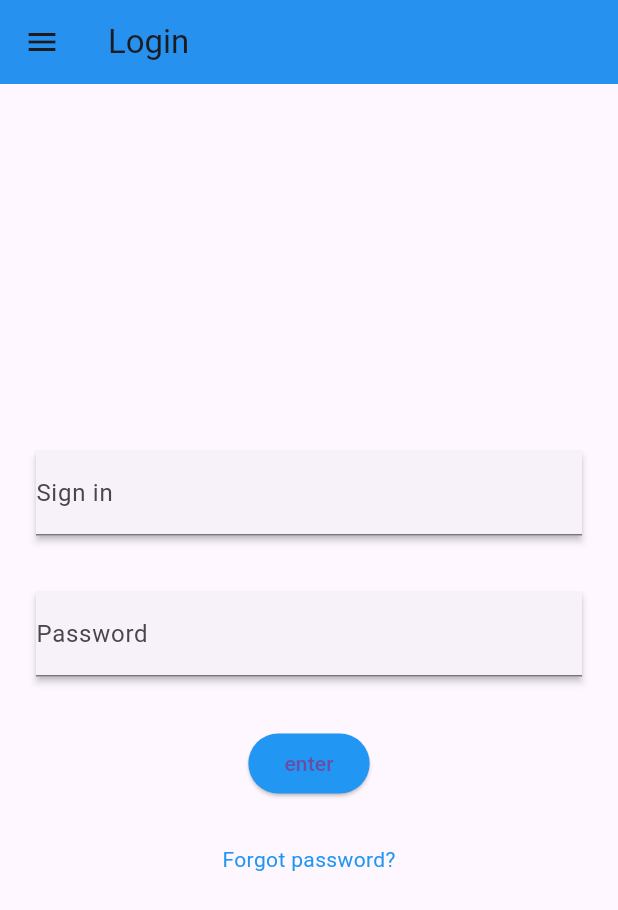
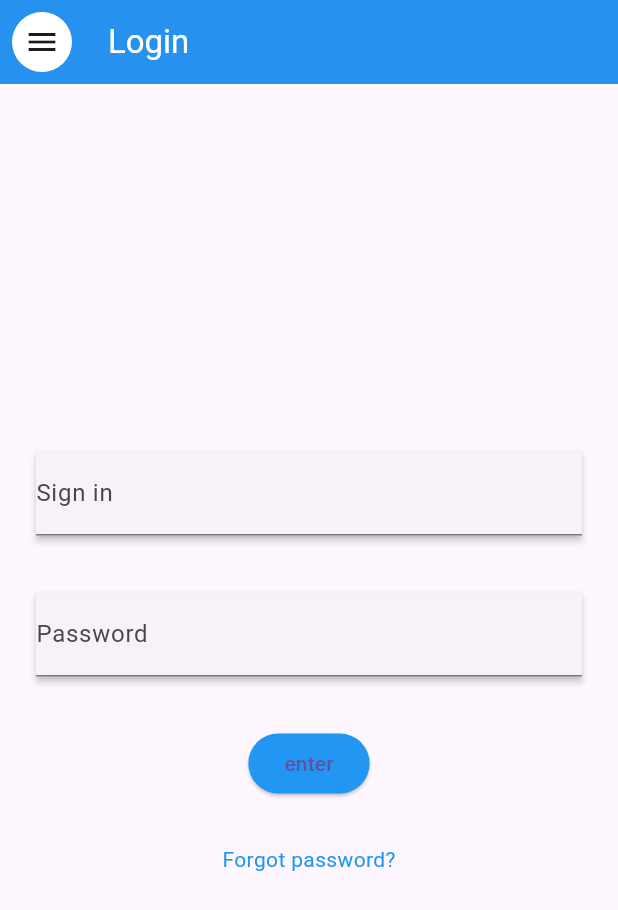
Before and after one commit to ign7/flutter-login-page, a Flutter app: the screen it shows after launch, on a phone screen of 412 x 824 dp. Shown: the top 910 px of the screen. Run offline on Flutter 3.47's test engine with Material 3 defaults, Android fonts, the phone set to English and light mode, and no system bars; missing offline and left inert: dart:html.

Commit message:
alterando layout

```diff
--- a/lib/Login.dart
+++ b/lib/Login.dart
@@ -1,4 +1,8 @@
+import 'dart:html';
+import 'dart:ui';
+
 import 'package:flutter/material.dart';
+import 'package:flutter/widgets.dart';
 
 class LoginPage extends StatelessWidget {
   @override
@@ -7,8 +11,11 @@ class LoginPage extends StatelessWidget {
       appBar: AppBar(
         backgroundColor:
             Colors.blue, // Define a cor de fundo da AppBar como azul
-        title: Text('Login'),
+        title: Text(style: TextStyle(color: Colors.white), 'Login'),
         leading: IconButton(
+          style: ButtonStyle(
+            backgroundColor: MaterialStateProperty.all<Color>(Colors.white),
+          ),
           icon: Icon(Icons.menu),
           onPressed: () {
             // Adicione aqui a lógica para mostrar o menu suspenso
```
